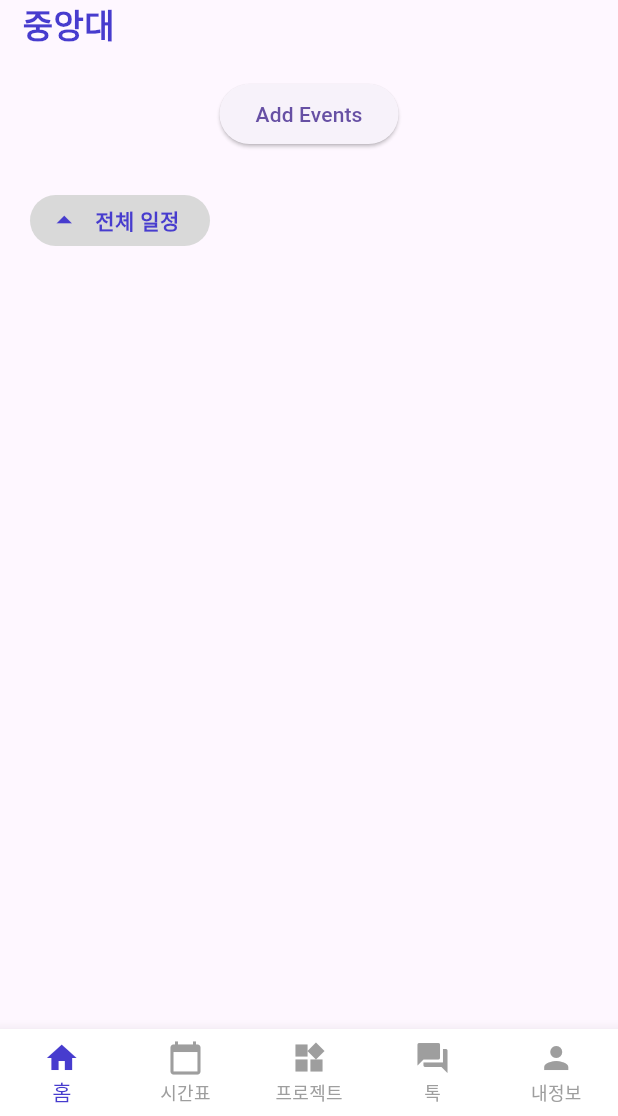
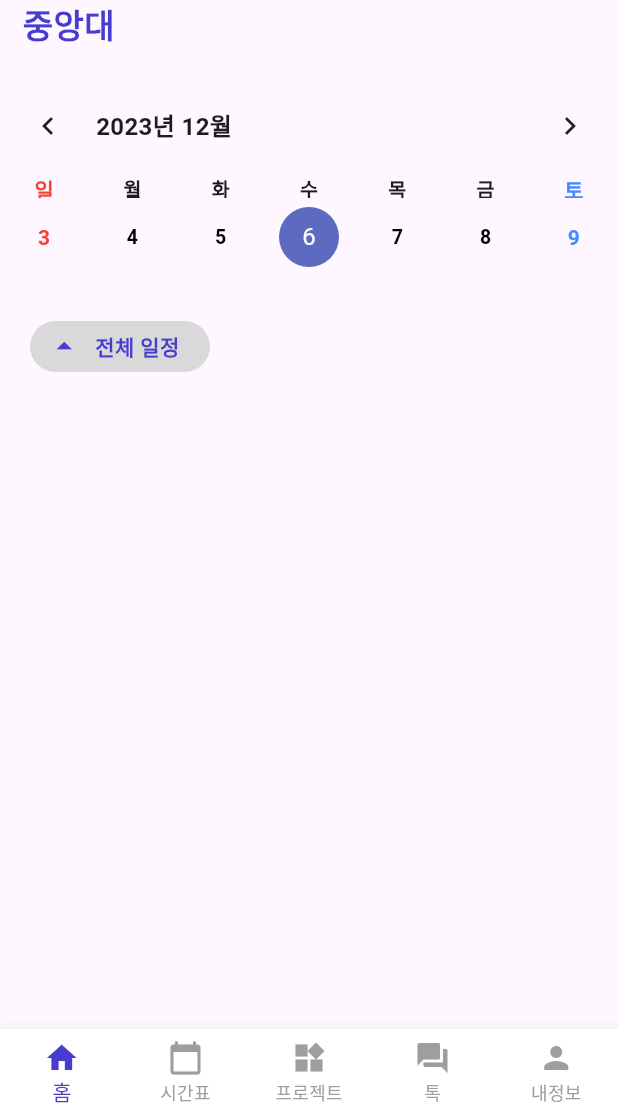
Before and after one commit to rkftp/Kroocrew, a Flutter app: the Middle screen opened by its route, after a tap on "전체 일정", on a phone screen of 412 x 824 dp, the part 120-1236 px from its top. Run offline on Flutter 3.47's test engine with Material 3 defaults, Android fonts, the phone set to English and light mode, and no system bars; drawn by our look-alikes of table_calendar; our stand-ins replace dio, dotted_line, flutter_riverpod, flutter_secure_storage, functional_widget_annotation, get and 5 more; missing offline and left inert: random_color; accounts and stored records are empty; network calls fail.

Commit message:
[fix] 내 프로젝트 관리

```diff
--- a/lib/providers/mainprovider.dart
+++ b/lib/providers/mainprovider.dart
@@ -91,6 +91,7 @@ class mainController extends StateNotifier<MainData> {
     }
   }
 
+
 }
 
 final MainProvider = StateNotifierProvider<mainController, MainData>((ref){
--- a/lib/screens/home/2.Cal_Test.dart
+++ b/lib/screens/home/2.Cal_Test.dart
@@ -1,50 +1,54 @@
 import 'package:flutter/material.dart';
+import 'package:flutter_riverpod/flutter_riverpod.dart';
 import 'package:table_calendar/table_calendar.dart';
 import 'package:intl/intl.dart'; // 날짜 포매팅을 위해 추가
 import '/providers/mainprovider.dart';
-bool check = false;
-
-checktrue(){
-  check = true;
+bool state = true;
+setstatetrue(){
+  state = true;
 }
-checkfalse(){
-  check = false;
+setstatefalse(){
+  state = false;
 }
 
-class TableCalendarScreen extends StatefulWidget {
+class TableCalendarScreen extends ConsumerStatefulWidget {
   final List<Schedule> scheduleList;
 
 
   TableCalendarScreen({Key? key, required this.scheduleList}) : super(key: key);
 
   @override
-  _TableCalendarScreenState createState() => _TableCalendarScreenState();
+  ConsumerState<ConsumerStatefulWidget> createState() => _TableCalendarScreenState();
 }
 
-class _TableCalendarScreenState extends State<TableCalendarScreen> {
+class _TableCalendarScreenState extends ConsumerState<TableCalendarScreen> {
 
-  Map<DateTime, List<Event>> events = {
-    DateTime.utc(2023, 12, 19): [Event('lol'), Event('snas')],
-  };
+  Map<DateTime, List<Event>> events = {};
   DateTime selectedDay = DateTime.now();
   DateTime focusedDay = DateTime.now();
-
 
   void addEvents() {
     Map<DateTime, List<Event>> updatedEvents = Map.from(events);
     for (int i = 0; i< widget.scheduleList.length; i++) {
       DateTime fullDateTime = DateTime.parse(widget.scheduleList[i].deadLine);
-      DateTime deadline = DateTime(fullDateTime.year, fullDateTime.month, fullDateTime.day);
+      DateTime deadline = DateTime.utc(fullDateTime.year, fullDateTime.month, fullDateTime.day);
       String description = widget.scheduleList[i].description;
       print(widget.scheduleList[i].deadLine);
       if (!updatedEvents.containsKey(deadline)) {
         updatedEvents[deadline] = [];
       }
+      var existingEvent = updatedEvents[deadline]!.firstWhere(
+              (event) => event.title == description,
+          orElse: () => Event('')
+      );
+
+      if (existingEvent.title.isEmpty) {
         updatedEvents[deadline]!.add(Event(description));
+      }
+
     }
     setState(() {
       events = updatedEvents;
-      checktrue();
     });
 
     print(events);
@@ -61,7 +65,7 @@ class _TableCalendarScreenState extends State<TableCalendarScreen> {
     showDialog(
       context: context,
       builder: (context) => AlertDialog(
-        title: Text(DateFormat('MM월dd일').format(day)),
+        title: Text(DateFormat('MM월dd일 일정').format(day)),
         content: Column(
           mainAxisSize: MainAxisSize.min,
 
@@ -82,15 +86,8 @@ class _TableCalendarScreenState extends State<TableCalendarScreen> {
   @override
 
   Widget build(BuildContext context) {
-    return Column(
-      children: [
-        ElevatedButton(
-          onPressed:
-          addEvents,
-
-          child: Text('Add Events'),
-        ),
-        check == true ? Container(
+    addEvents();
+    return Container(
       child: TableCalendar(
         locale: 'ko_KR',
         firstDay: DateTime.utc(2001, 1, 1),
@@ -163,8 +160,6 @@ class _TableCalendarScreenState extends State<TableCalendarScreen> {
           },
         ),
       ),
-        ) : Container(),
-      ],
     );
   }
 }
--- a/lib/screens/home/home_main.dart
+++ b/lib/screens/home/home_main.dart
@@ -22,6 +22,7 @@ class _MiddleState extends ConsumerState<Middle> {
   void initState() {
     super.initState();
     ref.read(MainProvider.notifier).getMainAPI();
+
   }
 
   @override
--- a/lib/screens/projects/MyProject_manage.dart
+++ b/lib/screens/projects/MyProject_manage.dart
@@ -34,82 +34,67 @@ class _ManageMyProjectsState extends ConsumerState<ManageMyProjects> {
     return Scaffold(
       body: SafeArea(
         child: Column(
+          mainAxisAlignment: MainAxisAlignment.start,
             crossAxisAlignment: CrossAxisAlignment.start,
           children: [
-            Card(
+            Container(
+              height: 150,
+              width: double.infinity,
+              child: Card(
                 color: Colors.white,
                 shape: RoundedRectangleBorder(
                   borderRadius: BorderRadius.zero, // 둥근 모서리를 없앰
                 ),
                 elevation: 0, // 그림자를 없앰
-              child: ListTile(
-                contentPadding: EdgeInsets.all(0), // 내용의 패딩을 없앰
-                visualDensity: VisualDensity(horizontal: 0, vertical: -4), // 아이콘과 텍스트 간격을 조절
+                child: Row(
+                  mainAxisAlignment: MainAxisAlignment.spaceBetween,
+                  crossAxisAlignment: CrossAxisAlignment.start,
+                  children: [
+                    Column(
+                      crossAxisAlignment: CrossAxisAlignment.start,
+                      children: [
+                        Container(
+                          width: 80,
+                          height: 40,
 
-                // leading을 직접 정의
-                leading: Icon(
+                          alignment: Alignment.centerLeft,
+                          child: IconButton(
+                            onPressed: () {},
+                            icon: Icon(Icons.arrow_back),
+                            splashRadius: 1,
+                          ),
+                        ),
+                        Expanded(
+                          child: Container(
+
+
+                            width: 80,
+                            alignment: Alignment.center,
+
+                            child: Icon(
                               CupertinoIcons.circle_grid_hex,
                               color: _randomColor.randomColor(
                                 colorBrightness: ColorBrightness.light,
                                 colorSaturation: ColorSaturation.lowSaturation,
                               ),
-                  size: 40,
-                ),
-                trailing: Column(
-                  children: [
-                    Row(
-                      mainAxisSize: MainAxisSize.min,
-                      children: [
-                        Text(
-                          widget.projectData.currentMember.toString(),
-                          style: TextStyle(
-                            color: Color(0xFF7365F8),
-                            fontSize: 30,
-                            fontWeight: FontWeight.bold,
+                              size: 50,
                             ),
                           ),
-                        Text(
-                          ' / ',
-                          style: TextStyle(
-                            color: Colors.grey,
-                            fontSize: 20,
-                            fontWeight: FontWeight.w600,
                         ),
-                        ),
-                        Text(
-                          widget.projectData.maxMember.toString(),
-                          style: TextStyle(
-                            color: Color(0xFF7365F8),
-                            fontSize: 30,
-                            fontWeight: FontWeight.bold,
-                          ),
-                        ),
-                        SizedBox(width: 30)
                       ],
                     ),
-                    ElevatedButton(
-                        onPressed: (){},
-                        child: Text('팀원 관리'),
-                        style: ElevatedButton.styleFrom(
-                          primary: Color(0xFF7365F8),
-                          shape: RoundedRectangleBorder(
-                            borderRadius: BorderRadius.circular(20),
-                          ),
-                        )
-                    )
-                  ],
-                ),
-                title: Text(
-                  widget.projectData.courseName,
-                  style: TextStyle(
-                    fontWeight: FontWeight.w600,
-                    color: Colors.black,
-                    fontSize: 20,
-                  ),
-                ),
-                subtitle: //add two text widget
-                Row(
-                  crossAxisAlignment: CrossAxisAlignment.start,
+                    Expanded(
+                      child: Container(
+
+                        child: Column(
+                          children: [
+                            Container(height: 50,),
+                            Container(
+                              height: 30,
+
+                              alignment: Alignment.centerLeft,
+                              child: Row(
+                                crossAxisAlignment: CrossAxisAlignment.center,
                                 children: [
                                   Text(
                                     '팀 ',
@@ -131,14 +116,92 @@ class _ManageMyProjectsState extends ConsumerState<ManageMyProjects> {
                                 ],
                               ),
                             ),
+                            Container(
+                              height: 30,
+                              alignment: Alignment.centerLeft,
+                              child: Text(
+                                widget.projectData.courseName,
+                                style: TextStyle(
+                                  fontWeight: FontWeight.w600,
+                                  color: Colors.black,
+                                  fontSize: 20,
                                 ),
-            Divider(
+                              ),
+                            ),
+                          ],
+                        ),
+                      ),
+                    ),
+                    Container(
+                      child: Column(
+                        crossAxisAlignment: CrossAxisAlignment.end,
+                        children: [
+                          Container(
+                            width: 120,
+                            height: 40,
+
+                            alignment: Alignment.centerRight,
+                            child: IconButton(
+                              onPressed: () {},
+                              icon: Icon(Icons.menu),
+                              splashRadius: 1,
+                            ),
+                          ),
+                          Container(
+                            height: 40,
+                            width: 120,
+
+                            alignment: Alignment.center,
+                            padding: EdgeInsets.fromLTRB(0, 10, 0, 0),
+                            child:Text('${widget.projectData.currentMember.toString()}/${widget.projectData.maxMember.toString()}',
+                              style: TextStyle(
+                                color: Color(0xFF7365F8),
+                                fontSize: 30,
+                                fontWeight: FontWeight.bold,
+                              ),
+                            ),
+                          ),
+                          Container(
+
+                              height: 60,
+                              width: 120,
+
+                              alignment: Alignment.center,
+                              padding: EdgeInsets.fromLTRB(0, 10,0, 10),
+                              child: ElevatedButton(
+                                onPressed: (){},
+                                child: Text('팀원 관리'),
+                                style: ElevatedButton.styleFrom(
+                                  primary: Color(0xFF7365F8),
+                                  shape: RoundedRectangleBorder(
+                                    borderRadius: BorderRadius.circular(20),
+                                  ),
+                                )
+                            )
+                          )
+                        ],
+                      ),
+                    ),
+                  ],
+                ),
+              ),
+            ),
+            Container(
+
+              height: 20,
+              width: double.infinity,
+              alignment: Alignment.center,
+              child: Divider(
                 height: 0,
                 thickness: 1,
                 color: Colors.grey,
               ),
-            SizedBox(height: 10),
-            Row(
+            ),
+            Container(
+              height: 70,
+              width: double.infinity,
+              child: Row(
+                mainAxisAlignment: MainAxisAlignment.spaceAround,
                   children: [
                   ElevatedButton(onPressed: (){}, child: Row(
                     children: [
@@ -158,20 +221,19 @@ class _ManageMyProjectsState extends ConsumerState<ManageMyProjects> {
                   ))
                 ]
               ),
-            SizedBox(height: 10),
-            Card(
-              color: Colors.white,
-              shape: RoundedRectangleBorder(
-                borderRadius: BorderRadius.zero, // 둥근 모서리를 없앰
             ),
-              elevation: 0, // 그림자를 없앰
+            Container(height: 10),
+            Container(
+              height: 300,
+              width: double.infinity,
+
               child: ListView.builder(
                 itemCount: scheduleList.length,
-                itemBuilder: (context, index){
-                  ScheduleData scheduleData = scheduleList[index];
+                itemBuilder: (c, i){
+                  ScheduleData scheduleData = scheduleList[i];
                   return ScheduleCard(scheduleData: scheduleData);
                 }
-              )
+              ),
             )
 
           ]
@@ -195,7 +257,12 @@ class _ScheduleCardState extends ConsumerState<ScheduleCard> {
   Widget build(BuildContext context) {
     RandomColor _randomColor = RandomColor();
 
-    return ListTile(
+    return Container(
+      child: Text("sdfwe"),
+    );
+
+
+      /*ListTile(
       contentPadding: EdgeInsets.all(0), // 내용의 패딩을 없앰
       visualDensity: VisualDensity(horizontal: 0, vertical: -4), // 아이콘과 텍스트 간격을 조절
 
@@ -232,6 +299,6 @@ class _ScheduleCardState extends ConsumerState<ScheduleCard> {
           ),
       )
       ),
-    );
+    );*/
   }
 }
--- a/lib/screens/projects/Projects.dart
+++ b/lib/screens/projects/Projects.dart
@@ -146,7 +146,7 @@ class _WholeProjectState extends ConsumerState<WholeProject> {
                             child: Padding(
                               //눌렀을때 provider로 다시 받아오기
                               padding: EdgeInsets.only(right: 10),
-                              child: Icon(Icons.clear, color: Colors.grey),
+                              child: Icon(Icons.refresh, color: Colors.grey),
                             ),
                             onTap: () {
                               ref.read(projectProvider.notifier).getWholeProject('', ref);
@@ -168,7 +168,6 @@ class _WholeProjectState extends ConsumerState<WholeProject> {
                                 builder: (BuildContext context) {
                                   return JoinProject(projectData: cardData);
                                 },
-                                backgroundColor: Colors.transparent,
                               );
                             },
                             child: CustomCard(
```
Also changed, not shown: lib/screens/projects/AddProject.dart (+63 -1 lines), lib/widgets/flutter_dropdown_page.dart (+8 -4 lines). Lines whose indentation alone changed are shown as unchanged.
